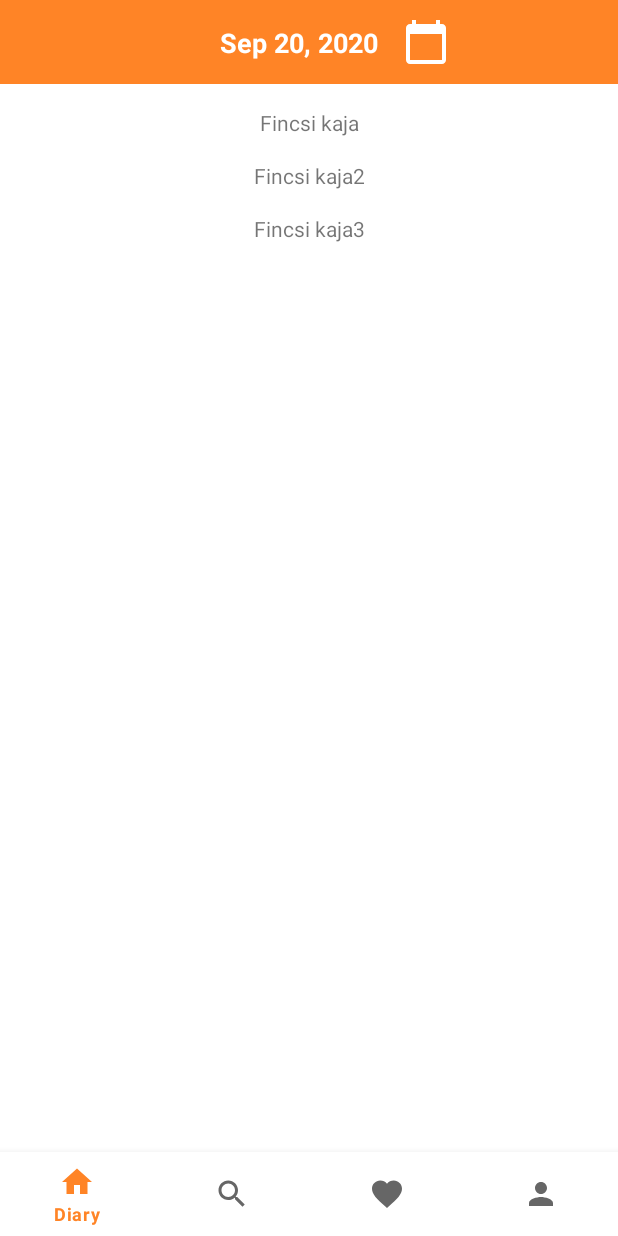
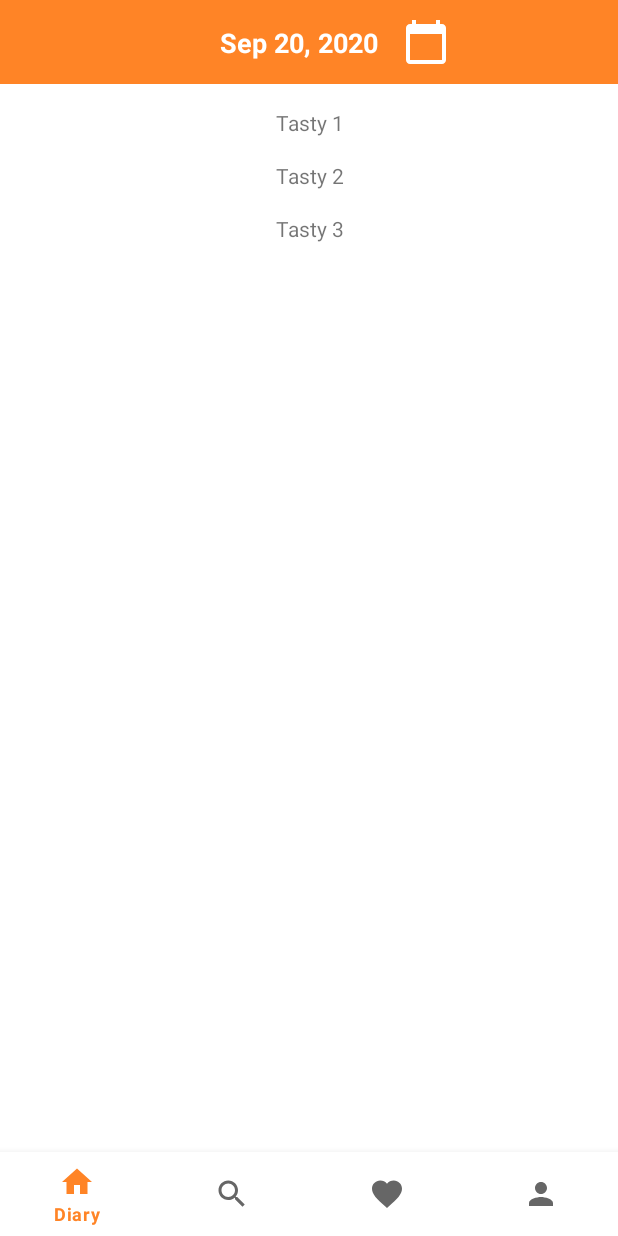
Before and after one commit to prekogdevs/lightweight, an Android app: the screen it shows after launch (MainActivity), on a phone screen of 412 x 824 dp. Run offline under Robolectric (Android 15) with nearby library versions, the phone set to English and light mode, and no system bars; our stand-ins replace data binding, navigation-ui; libraries missing offline, so code that uses them is left out: com.wdullaer.materialdatetimepicker.

Commit message:
Food can be transfered with Save button on DetailsFragment to DiaryFragment - without persistence

```diff
--- a/app/build.gradle
+++ b/app/build.gradle
@@ -1,7 +1,7 @@
 apply plugin: 'com.android.application'
 apply plugin: 'kotlin-android'
 apply plugin: 'kotlin-android-extensions'
-apply plugin: "androidx.navigation.safeargs"
+apply plugin: "androidx.navigation.safeargs.kotlin"
 apply plugin: 'kotlin-kapt'
 
 android {
--- /dev/null
+++ b/app/src/main/java/com/android/project/lightweight/data/DiaryViewModel.kt
@@ -0,0 +1,18 @@
+package com.android.project.lightweight.data
+
+import androidx.lifecycle.LiveData
+import androidx.lifecycle.MutableLiveData
+import androidx.lifecycle.ViewModel
+import com.android.project.lightweight.network.Food
+
+class DiaryViewModel : ViewModel() {
+    private val _consumedFoods = MutableLiveData<ArrayList<Food>>()
+    val consumedFoods: LiveData<ArrayList<Food>>
+        get() = _consumedFoods
+
+    init {
+        // This will come from Room DB later
+        _consumedFoods.value = arrayListOf(Food(1, "Tasty 1", listOf()), Food(2, "Tasty 2", listOf()), Food(3, "Tasty 3", listOf()))
+    }
+
+}
--- a/app/src/main/java/com/android/project/lightweight/fragments/DetailsFragment.kt
+++ b/app/src/main/java/com/android/project/lightweight/fragments/DetailsFragment.kt
@@ -55,7 +55,6 @@ class DetailsFragment : Fragment() {
 
         val application = requireNotNull(activity).application
         viewModelFactory = ViewModelFactory(application, food)
-        binding.viewModel = detailsViewModel
 
         binding.chipGroup.forEach {
             it.setOnClickListener { chip ->
@@ -64,7 +63,7 @@ class DetailsFragment : Fragment() {
         }
 
         binding.btnSaveFood.setOnClickListener{
-
+            findNavController().navigate(DetailsFragmentDirections.actionDetailsFragmentToDiaryFragment(food))
         }
 
         return binding.root
--- a/app/src/main/java/com/android/project/lightweight/fragments/DiaryFragment.kt
+++ b/app/src/main/java/com/android/project/lightweight/fragments/DiaryFragment.kt
@@ -4,10 +4,13 @@ import android.os.Bundle
 import android.view.LayoutInflater
 import android.view.View
 import android.view.ViewGroup
+import android.widget.Toast
 import androidx.databinding.DataBindingUtil
 import androidx.fragment.app.Fragment
+import androidx.lifecycle.ViewModelProvider
 import androidx.navigation.fragment.findNavController
 import com.android.project.lightweight.R
+import com.android.project.lightweight.data.DiaryViewModel
 import com.android.project.lightweight.data.adapters.FoodAdapter
 import com.android.project.lightweight.data.adapters.OnFoodClickListener
 import com.android.project.lightweight.databinding.FragmentDiaryBinding
@@ -29,16 +32,40 @@ class DiaryFragment : Fragment(), DatePickerDialog.OnDateSetListener {
         })
     }
 
+    private val diaryViewModel: DiaryViewModel by lazy {
+        ViewModelProvider(this).get(DiaryViewModel::class.java)
+    }
+
     override fun onCreateView(inflater: LayoutInflater, container: ViewGroup?, savedInstanceState: Bundle?): View? {
         binding = DataBindingUtil.inflate(inflater, R.layout.fragment_diary, container, false)
         binding.lifecycleOwner = this
+
+        binding.diaryRecyclerview.apply {
+            adapter = foodAdapter
+            setHasFixedSize(true)
+        }
+
+        arguments?.let {bundle ->
+            // if the bundle is not empty the consumedFood which sent back from DetailsFragment exists
+            // purpose of this was testing, it will be handled by Room and LiveData later.
+            if(!bundle.isEmpty) {
+                val args = DiaryFragmentArgs.fromBundle(bundle)
+                val food = args.consumedFood
+                Toast.makeText(requireContext(), "Food name:" + food.description, Toast.LENGTH_LONG).show()
+            }
+        }
+
+        diaryViewModel.consumedFoods.observe(viewLifecycleOwner, {
+            it?.let {
+                foodAdapter.submitList(it)
+            }
+        })
+
         binding.btnPickDate.setOnClickListener {
             val dialog = UIUtils.createDatePickerDialog(requireContext(), this)
             dialog.show(parentFragmentManager, "Datepickerdialog")
         }
 
-        val foods = listOf(Food(1, "Fincsi kaja", listOf()), Food(2, "Fincsi kaja2", listOf()), Food(3, "Fincsi kaja3", listOf()))
-        foodAdapter.submitList(foods)
         binding.diaryRecyclerview.apply {
             adapter = foodAdapter
             setHasFixedSize(true)
--- a/app/src/main/res/layout/fragment_details.xml
+++ b/app/src/main/res/layout/fragment_details.xml
@@ -12,7 +12,7 @@
             type="String" />
 
         <variable
-            name="viewModel"
+            name="detailsViewModel"
             type="com.android.project.lightweight.data.DetailsViewModel" />
     </data>
 
--- a/app/src/main/res/navigation/navigation.xml
+++ b/app/src/main/res/navigation/navigation.xml
@@ -31,9 +31,12 @@
         android:id="@+id/diaryFragment"
         android:name="com.android.project.lightweight.fragments.DiaryFragment"
         android:label="Your Diary"
-        tools:layout="@layout/fragment_diary" >
+        tools:layout="@layout/fragment_diary">
         <action
             android:id="@+id/action_diaryFragment_to_detailsFragment"
             app:destination="@id/detailsFragment" />
+        <argument
+            android:name="consumedFood"
+            app:argType="com.android.project.lightweight.network.Food" />
     </fragment>
 </navigation>
```
